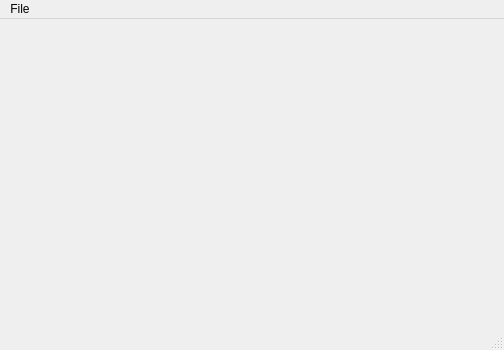
Before: the Qt Designer form src/mainwindow.ui in xxr0ss/CrossPE, drawn with Qt 5.
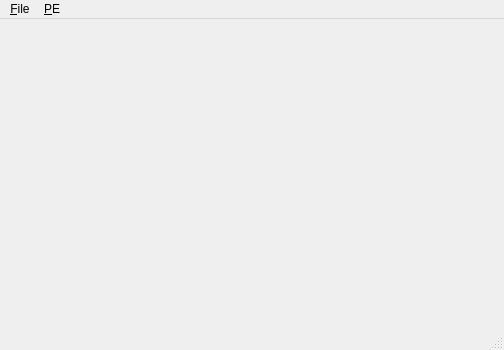
After: the same form once the commit is applied.

Commit message: 恢复所有功能，并为下一步使用dock布局做准备

What changed in the file:
```diff
--- a/src/mainwindow.ui
+++ b/src/mainwindow.ui
@@ -25,11 +25,21 @@
    </property>
    <widget class="QMenu" name="menuFile">
     <property name="title">
-     <string>File</string>
+     <string>&amp;File</string>
     </property>
     <addaction name="actionOpen"/>
    </widget>
+   <widget class="QMenu" name="menuPE">
+    <property name="enabled">
+     <bool>true</bool>
+    </property>
+    <property name="title">
+     <string>&amp;PE</string>
+    </property>
+    <addaction name="actionSections_View"/>
+   </widget>
    <addaction name="menuFile"/>
+   <addaction name="menuPE"/>
   </widget>
   <widget class="QStatusBar" name="statusbar"/>
   <action name="actionOpen">
```
Left out of the diff: 14 changed lines with no effect on the pictures. The commit also changes 7 other files.
